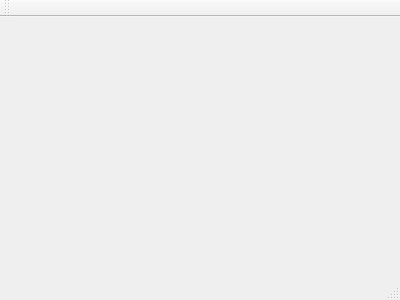
First picture: the form in staff/mainwindow.ui, repository Iverian/db, before the edit.
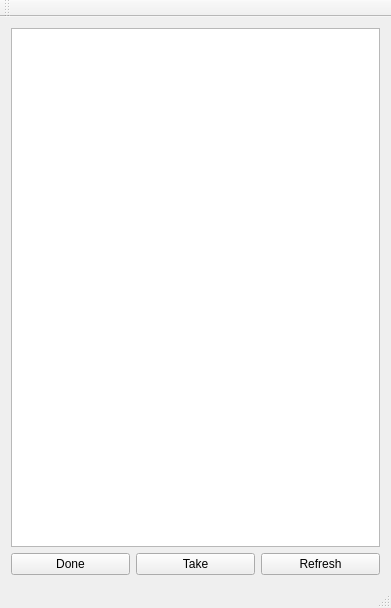
Second picture: the form after the edit.

The edit to the form file:
```diff
--- a/staff/mainwindow.ui
+++ b/staff/mainwindow.ui
@@ -1,24 +1,66 @@
 <ui version="4.0">
  <class>MainWindow</class>
- <widget class="QMainWindow" name="MainWindow" >
-  <property name="geometry" >
+ <widget class="QMainWindow" name="MainWindow">
+  <property name="geometry">
    <rect>
     <x>0</x>
     <y>0</y>
-    <width>400</width>
-    <height>300</height>
+    <width>391</width>
+    <height>608</height>
    </rect>
   </property>
   <property name="windowTitle" >
    <string>MainWindow</string>
   </property>
-  <widget class="QMenuBar" name="menuBar" />
-  <widget class="QToolBar" name="mainToolBar" />
-  <widget class="QWidget" name="centralWidget" />
-  <widget class="QStatusBar" name="statusBar" />
+  <widget class="QWidget" name="centralWidget">
+   <layout class="QGridLayout" name="gridLayout">
+    <item row="0" column="0" colspan="3">
+     <widget class="QTableView" name="tableView"/>
+    </item>
+    <item row="1" column="0">
+     <widget class="QPushButton" name="pushButton">
+      <property name="text">
+       <string>Done</string>
+      </property>
+     </widget>
+    </item>
+    <item row="1" column="1">
+     <widget class="QPushButton" name="pushButton_3">
+      <property name="text">
+       <string>Take</string>
+      </property>
+     </widget>
+    </item>
+    <item row="1" column="2">
+     <widget class="QPushButton" name="pushButton_2">
+      <property name="text">
+       <string>Refresh</string>
+      </property>
+     </widget>
+    </item>
+   </layout>
+  </widget>
+  <widget class="QMenuBar" name="menuBar">
+   <property name="geometry">
+    <rect>
+     <x>0</x>
+     <y>0</y>
+     <width>391</width>
+     <height>21</height>
+    </rect>
+   </property>
+  </widget>
+  <widget class="QToolBar" name="mainToolBar">
+   <attribute name="toolBarArea">
+    <enum>TopToolBarArea</enum>
+   </attribute>
+   <attribute name="toolBarBreak">
+    <bool>false</bool>
+   </attribute>
+  </widget>
+  <widget class="QStatusBar" name="statusBar"/>
  </widget>
- <layoutDefault spacing="6" margin="11" />
- <pixmapfunction></pixmapfunction>
+ <layoutdefault spacing="6" margin="11"/>
  <resources/>
  <connections/>
 </ui>
```
Left out of the diff: 3 changed lines with no effect on the pictures.
